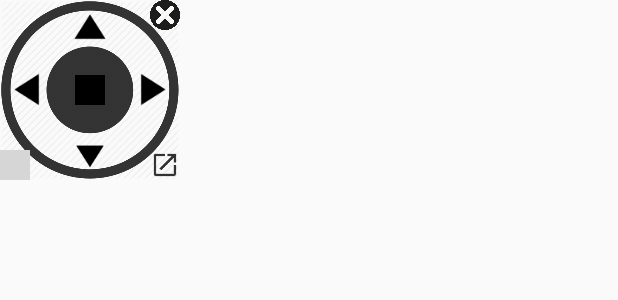
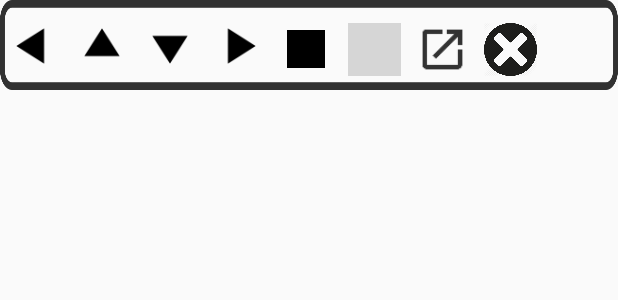
Before and after one commit to erick-adl/ControlCam, an Android app: the layout layout.xml on its own in the app's theme, with its tools: preview values and no code run, on a phone screen of 412 x 824 dp. Shown: the top 300 px of the screen. Run offline under Robolectric (Android 15) with nearby library versions, the phone set to English and light mode, and no system bars; grey boxes are pictures that could not be loaded.

Commit message:
novo layout de controles

```diff
--- a/Floating Widget/app/src/main/java/info/androidhive/securitycam/MainActivity.java
+++ b/Floating Widget/app/src/main/java/info/androidhive/securitycam/MainActivity.java
@@ -160,7 +160,7 @@ public class MainActivity extends AppCompatActivity {
                                 mBoundService.publish("ControlCamProject/setname/" + Delagate.mainActivity.getSelectedBoard(), etNomeEquipamento.getText().toString());
 
                                 Toast.makeText(MainActivity.this, "Equipamento será alterado em instantes", Toast.LENGTH_SHORT).show();
-
+                                arrayList.clear();
                                 dialog.dismiss();
                             } else {
                                 Toast.makeText(MainActivity.this,
--- a/Floating Widget/app/src/main/res/layout/layout.xml
+++ b/Floating Widget/app/src/main/res/layout/layout.xml
@@ -1,105 +1,79 @@
 <?xml version="1.0" encoding="utf-8"?>
-<RelativeLayout xmlns:android="http://schemas.android.com/apk/res/android"
-    android:layout_width="120sp"
-    android:layout_height="120sp"
+<LinearLayout xmlns:android="http://schemas.android.com/apk/res/android"
+    android:id="@+id/expanded_container"
+    android:visibility="visible"
+    android:layout_width="match_parent"
+    android:layout_height="60sp"
+    android:orientation="horizontal"
     xmlns:tools="http://schemas.android.com/tools"
-    android:background="@drawable/joy"
-    >
-
-
+    android:background="@drawable/retan">
 
     <ImageView
         android:id="@+id/esq_btn"
-        android:layout_width="40dp"
-        android:layout_height="50dp"
-        android:layout_gravity="center_vertical"
+        android:layout_width="45sp"
+        android:layout_height="45sp"
+        android:layout_marginTop="8sp"
         android:src="@mipmap/ic_esquerda"
-        tools:ignore="ContentDescription"
-        android:layout_centerVertical="true"
-        android:layout_alignParentLeft="true"
-        android:layout_alignParentStart="true" />
-
-    <ImageView
-        android:id="@+id/center_btn"
-        android:layout_width="20dp"
-        android:layout_height="20dp"
-        android:layout_gravity="center_horizontal"
-        tools:ignore="ContentDescription"
-        android:background="#000000"
-        android:layout_centerVertical="true"
-        android:layout_centerHorizontal="true" />
+        tools:ignore="ContentDescription" />
 
     <!--up button-->
     <ImageView
         android:id="@+id/up_btn"
-        android:layout_width="40dp"
-        android:layout_height="40dp"
-        android:layout_gravity="center_vertical"
+        android:layout_width="45sp"
+        android:layout_height="45sp"
+        android:layout_marginTop="8sp"
         android:src="@mipmap/ic_cima"
-        tools:ignore="ContentDescription"
-        android:layout_alignParentTop="true"
-        android:layout_toRightOf="@+id/esq_btn"
-        android:layout_toEndOf="@+id/esq_btn" />
+        tools:ignore="ContentDescription" />
 
     <!--down button-->
     <ImageView
         android:id="@+id/down_btn"
-        android:layout_width="40dp"
-        android:layout_height="40dp"
-        android:layout_gravity="center_vertical"
+        android:layout_width="45sp"
+        android:layout_height="45sp"
+        android:layout_marginTop="8sp"
         android:src="@mipmap/ic_baixo"
-        tools:ignore="ContentDescription"
-        android:layout_below="@+id/esq_btn"
-        android:layout_toRightOf="@+id/esq_btn"
-        android:layout_toEndOf="@+id/esq_btn" />
+        tools:ignore="ContentDescription" />
 
     <!--Right button-->
     <ImageView
         android:id="@+id/dir_btn"
-        android:layout_width="40dp"
-        android:layout_height="50dp"
-        android:layout_gravity="center_vertical"
+        android:layout_width="45sp"
+        android:layout_height="45sp"
+        android:layout_marginTop="8sp"
         android:src="@mipmap/ic_direita"
-        tools:ignore="ContentDescription"
-        android:layout_alignTop="@+id/esq_btn"
-        android:layout_alignParentRight="true"
-        android:layout_alignParentEnd="true" />
+        tools:ignore="ContentDescription" />
 
-    <RelativeLayout
-        android:layout_width="wrap_content"
-        android:layout_height="match_parent"
-        android:orientation="vertical"
-        android:layout_alignParentTop="true"
-        android:layout_alignParentRight="true"
-        android:layout_alignParentEnd="true">
+    <ImageView
+        android:id="@+id/center_btn"
+        android:layout_width="25sp"
+        android:layout_height="25sp"
+        android:layout_marginTop="20sp"
+        android:layout_marginLeft="10sp"
+        android:background="#000000"
+        tools:ignore="ContentDescription" />
+
+    <ImageView
+        android:id="@+id/save_button"
+        android:layout_width="35sp"
+        android:layout_height="35sp"
+        android:layout_marginTop="15sp"
+        android:layout_marginLeft="15sp"
+        android:src="@drawable/saveicon" />
+
+    <ImageView
+        android:id="@+id/open_button"
+        android:layout_width="35sp"
+        android:layout_height="35sp"
+        android:layout_marginTop="15sp"
+        android:layout_marginLeft="10sp"
+        android:src="@drawable/ic_open" />
 
     <ImageView
         android:id="@+id/close_button"
-        android:layout_width="20dp"
-        android:layout_height="20dp"
-        android:src="@drawable/ic_close"
-        android:layout_alignParentTop="true"
-        android:layout_alignParentRight="true"
-        android:layout_alignParentEnd="true" />
+        android:layout_width="35sp"
+        android:layout_height="35sp"
+        android:layout_marginTop="15sp"
+        android:layout_marginLeft="10sp"
+        android:src="@drawable/ic_close" />
 
-    <ImageView
-        android:id="@+id/save_button"
-        android:layout_width="20dp"
-        android:layout_height="20dp"
-        android:src="@drawable/saveicon"
-        android:layout_alignParentBottom="true"
-        android:layout_alignParentLeft="true"
-        android:layout_alignParentStart="true" />
-
-    <ImageView
-        android:id="@+id/open_button"
-        android:layout_width="20dp"
-        android:layout_height="20dp"
-        android:src="@drawable/ic_open"
-        android:layout_alignParentBottom="true"
-        android:layout_alignParentRight="true"
-        android:layout_alignParentEnd="true" />
-    </RelativeLayout>
-
-
-</RelativeLayout>
+</LinearLayout>
```
Also changed, not shown: Floating Widget/app/src/main/res/layout/layout_floating_widget.xml (+53 -73 lines), Floating Widget/app/src/main/res/drawable/retan.png (added), Floating Widget/app/src/main/res/drawable/retan2.png (added), 22 other files.
